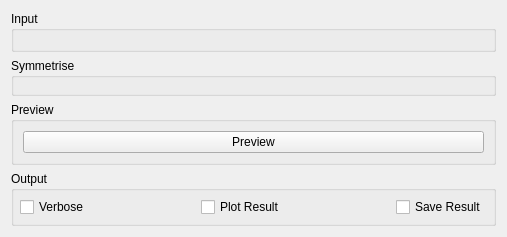
Before: the Qt Designer form Code/Mantid/MantidQt/CustomInterfaces/inc/MantidQtCustomInterfaces/Indirect/IndirectSymmetrise.ui in mantidproject/mantid, drawn with Qt 5.
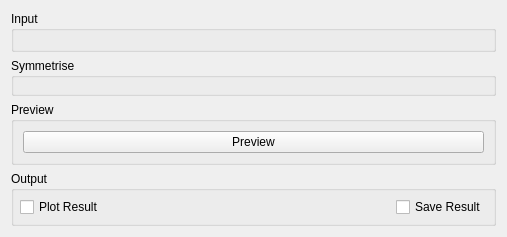
After: the same form once the commit is applied. Custom widgets are drawn as their Qt base class.

```diff
--- a/Code/Mantid/MantidQt/CustomInterfaces/inc/MantidQtCustomInterfaces/Indirect/IndirectSymmetrise.ui
+++ b/Code/Mantid/MantidQt/CustomInterfaces/inc/MantidQtCustomInterfaces/Indirect/IndirectSymmetrise.ui
@@ -95,29 +95,6 @@
       <property name="margin">
        <number>6</number>
       </property>
-      <item>
-       <widget class="QCheckBox" name="ckVerbose">
-        <property name="enabled">
-         <bool>true</bool>
-        </property>
-        <property name="text">
-         <string>Verbose</string>
-        </property>
-       </widget>
-      </item>
-      <item>
-       <spacer name="horizontalSpacer_0">
-        <property name="orientation">
-         <enum>Qt::Horizontal</enum>
-        </property>
-        <property name="sizeHint" stdset="0">
-         <size>
-          <width>165</width>
-          <height>20</height>
-         </size>
-        </property>
-       </spacer>
-      </item>
       <item>
        <widget class="QCheckBox" name="ckPlot">
         <property name="text">
```
